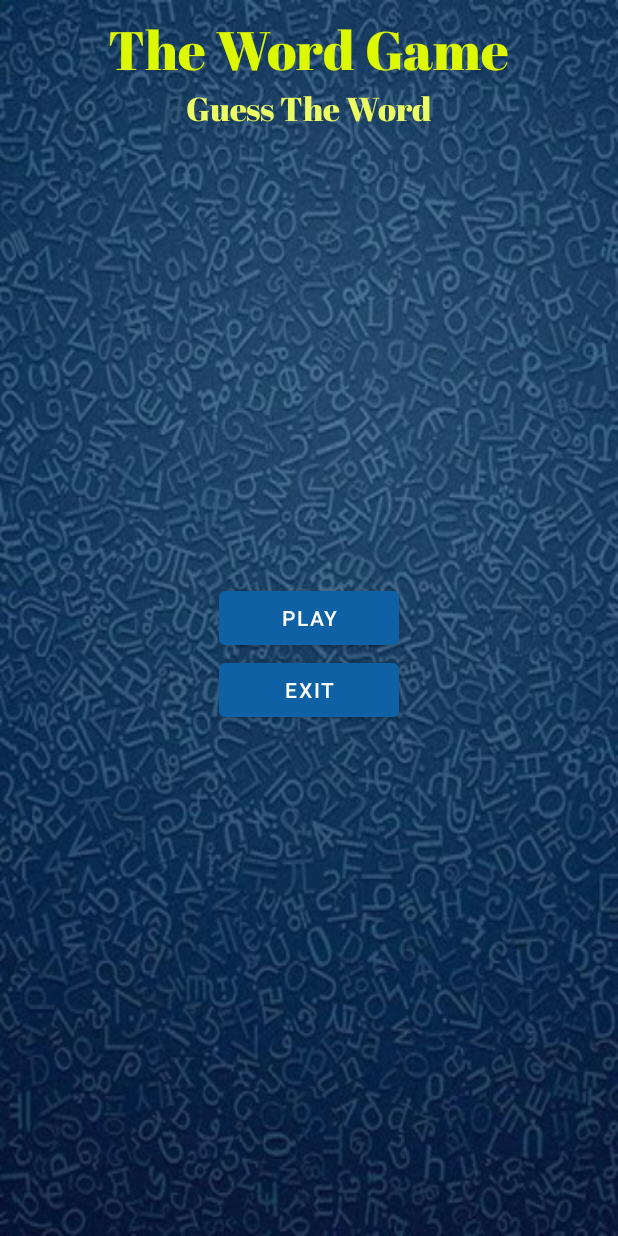
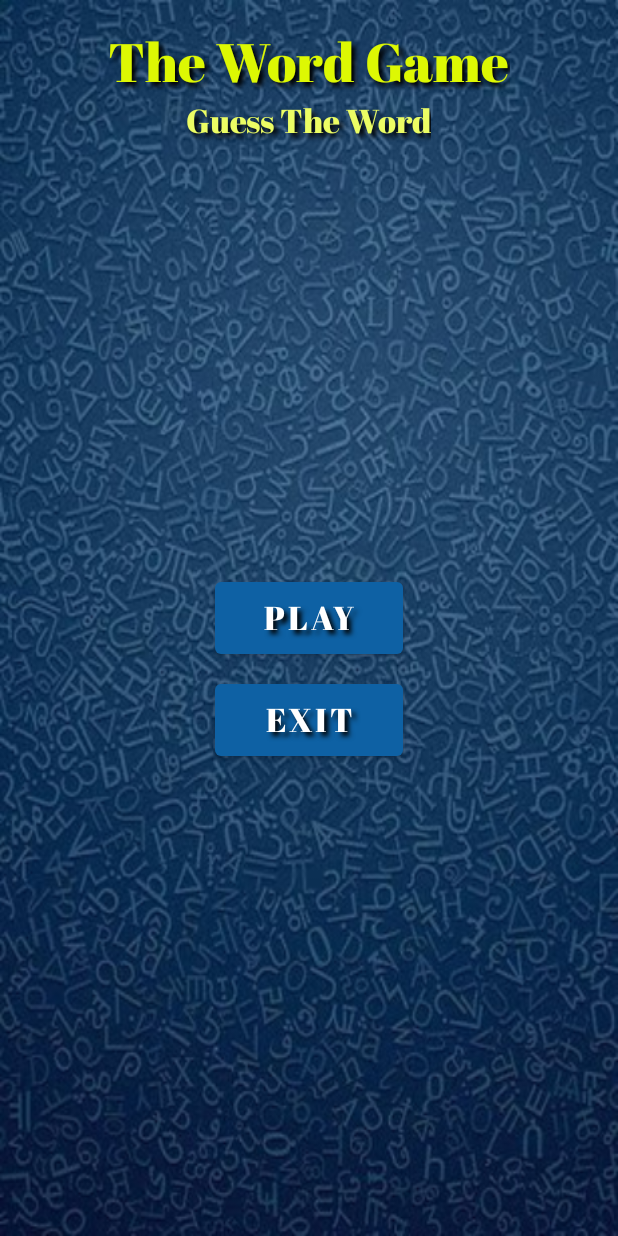
Before and after one commit to Swayam-Khare/Android, an Android app: the screen it shows after launch (MainActivity), on a phone screen of 412 x 824 dp. Run offline under Robolectric (Android 15) with nearby library versions, the phone set to English and light mode, and no system bars.

Commit message:
Main layout updated, shadows added

```diff
--- a/app/src/main/java/com/swayam/wordgame/MainActivity.java
+++ b/app/src/main/java/com/swayam/wordgame/MainActivity.java
@@ -15,12 +15,14 @@ public class MainActivity extends AppCompatActivity {
 
         Button playButton = findViewById(R.id.play_button);
         playButton.setOnClickListener(v -> {
+            playButton.setElevation(0f);
             Intent intent = new Intent(getApplicationContext(), GameActivity.class);
             startActivity(intent);
         });
 
         Button exitButton = findViewById(R.id.exit_button);
         exitButton.setOnClickListener(v -> {
+            exitButton.setElevation(0f);
             finish();
         });
     }
--- a/app/src/main/res/layout/activity_game.xml
+++ b/app/src/main/res/layout/activity_game.xml
@@ -2,13 +2,14 @@
 <RelativeLayout xmlns:android="http://schemas.android.com/apk/res/android"
     xmlns:tools="http://schemas.android.com/tools"
     android:layout_width="match_parent"
+    android:background="@color/colorPrimary"
     android:layout_height="match_parent"
     tools:context=".GameActivity">
 
     <TextView
         android:layout_width="wrap_content"
         android:layout_height="wrap_content"
-        android:textColor="@color/white"
+        android:textColor="@android:color/white"
         android:layout_centerInParent="true"
         android:text="@string/subheading" />
 
--- a/app/src/main/res/layout/activity_main.xml
+++ b/app/src/main/res/layout/activity_main.xml
@@ -10,7 +10,12 @@
     <TextView
         android:id="@+id/title_text"
         android:layout_width="wrap_content"
+        android:shadowColor="@android:color/black"
+        android:shadowDx="4"
+        android:shadowDy="4"
+        android:shadowRadius="4"
         android:layout_height="wrap_content"
+        android:layout_marginTop="8dp"
         android:layout_centerHorizontal="true"
         android:fontFamily="@font/abril_fatface"
         android:text="@string/title"
@@ -21,6 +26,10 @@
         android:layout_width="wrap_content"
         android:layout_height="wrap_content"
         android:layout_below="@id/title_text"
+        android:shadowColor="@android:color/black"
+        android:shadowDx="4"
+        android:shadowDy="4"
+        android:shadowRadius="4"
         android:layout_centerHorizontal="true"
         android:fontFamily="@font/abril_fatface"
         android:text="@string/subheading"
@@ -29,17 +38,33 @@
 
     <Button
         android:id="@+id/play_button"
-        android:layout_width="120dp"
-        android:layout_height="wrap_content"
+        android:layout_width="125dp"
+        android:layout_height="60dp"
+        android:layout_below="@id/play_button"
         android:layout_centerInParent="true"
-        android:text="@string/play" />
+        android:elevation="8dp"
+        android:fontFamily="@font/abril_fatface"
+        android:shadowColor="@android:color/black"
+        android:shadowDx="4"
+        android:shadowDy="4"
+        android:shadowRadius="4"
+        android:text="@string/play"
+        android:textSize="22sp" />
 
     <Button
         android:id="@+id/exit_button"
-        android:layout_width="120dp"
-        android:layout_height="wrap_content"
+        android:layout_width="125dp"
+        android:layout_height="60dp"
+        android:layout_marginTop="8dp"
         android:layout_below="@id/play_button"
         android:layout_centerInParent="true"
-        android:text="@string/exit" />
+        android:elevation="8dp"
+        android:fontFamily="@font/abril_fatface"
+        android:shadowColor="@android:color/black"
+        android:shadowDx="4"
+        android:shadowDy="4"
+        android:shadowRadius="4"
+        android:text="@string/exit"
+        android:textSize="22sp" />
 
 </RelativeLayout>
```
Also changed, not shown: app/src/main/res/values/colors.xml (+9 -7 lines).
